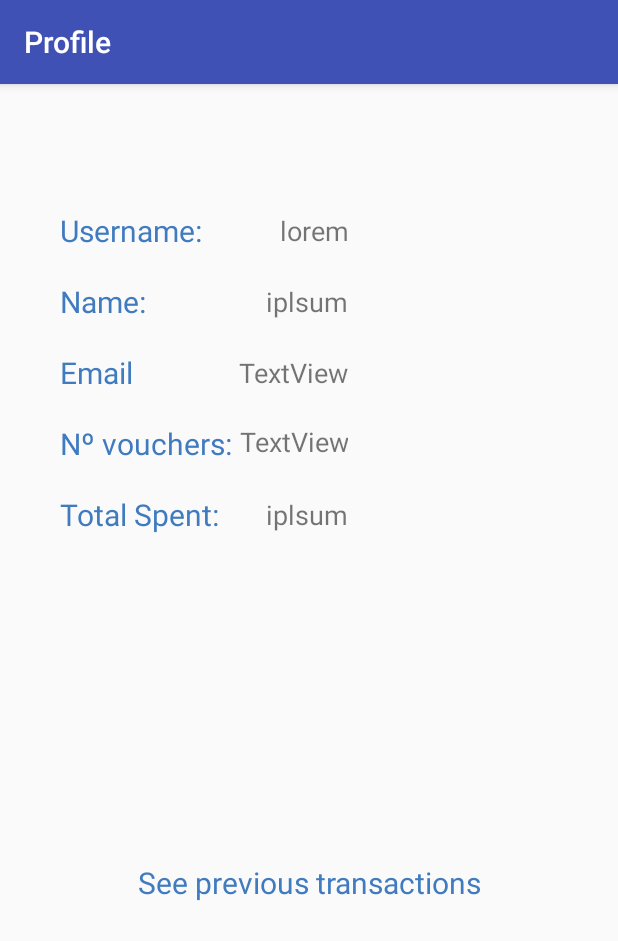
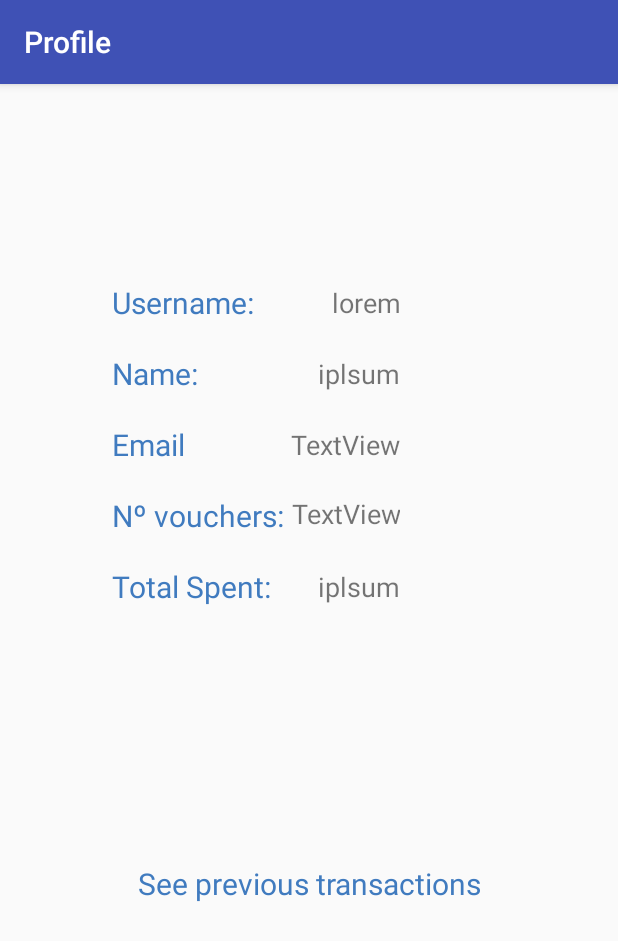
Before and after one commit to DiogoASTeixeira/CMOV, an Android app: the ProfileActivity screen opened directly, with no data from a screen before it, on a phone screen of 412 x 824 dp. Shown: the top 941 px of the screen. Run offline under Robolectric (Android 15) with nearby library versions, the phone set to English and light mode, and no system bars; 5 statements that could not run were skipped.

Commit message:
Xml design adjusted

```diff
--- a/Client/app/src/main/res/layout/activity_profile.xml
+++ b/Client/app/src/main/res/layout/activity_profile.xml
@@ -9,11 +9,11 @@
 
     <TableLayout
         android:id="@+id/profiledetails"
-        android:layout_width="318dp"
-        android:layout_height="337dp"
-        android:layout_marginTop="84dp"
+        android:layout_width="314dp"
+        android:layout_height="239dp"
+        android:layout_marginTop="132dp"
         app:layout_constraintEnd_toEndOf="parent"
-        app:layout_constraintHorizontal_bias="0.425"
+        app:layout_constraintHorizontal_bias="0.762"
         app:layout_constraintStart_toStartOf="parent"
         app:layout_constraintTop_toTopOf="parent">
 
@@ -160,6 +160,6 @@
         app:layout_constraintEnd_toEndOf="parent"
         app:layout_constraintStart_toStartOf="parent"
         app:layout_constraintTop_toBottomOf="@+id/profiledetails"
-        app:layout_constraintVertical_bias="0.117" />
+        app:layout_constraintVertical_bias="0.266" />
 
 </androidx.constraintlayout.widget.ConstraintLayout>
--- a/Client/app/src/main/res/layout/rowdate.xml
+++ b/Client/app/src/main/res/layout/rowdate.xml
@@ -40,7 +40,8 @@
                 android:layout_height="wrap_content"
                 android:layout_gravity="center_vertical"
                 android:layout_weight="2"
-                android:gravity="center_vertical" />
+                android:gravity="center_vertical"
+                android:textSize="18sp" />
         </LinearLayout>
 
         <TextView
@@ -52,7 +53,7 @@
             android:textAlignment="viewEnd"
             android:textColor="@color/colorPrimary"
             android:textColorHint="@color/colorPrimary"
-            android:textSize="24sp" />
+            android:textSize="20sp" />
 
     </LinearLayout>
 
```
Also changed, not shown: Client/app/src/main/res/layout/activity_transaction.xml (+0 -10 lines).
